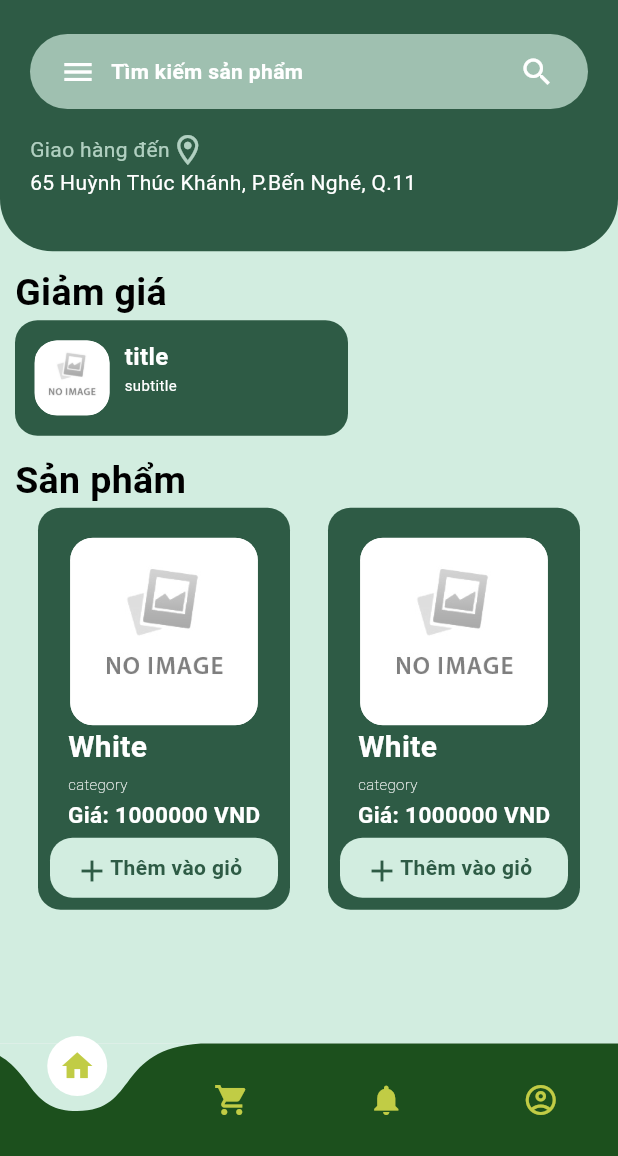
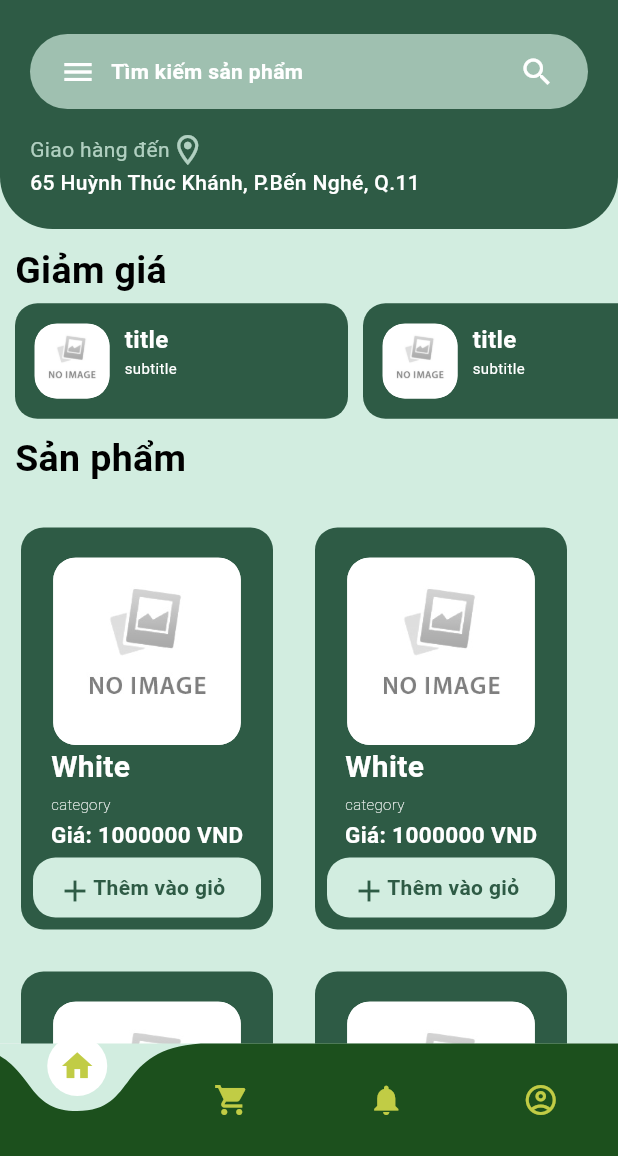
Before and after one commit to WuanNguyen/App_TMDT, a Flutter app: the ForgotPassword screen opened directly, after a tap on "Xác nhận", on a phone screen of 412 x 824 dp, the part 80-1236 px from its top. Run offline on Flutter 3.47's test engine with Material 3 defaults, Android fonts, the phone set to English and light mode, and no system bars; drawn by our look-alikes of curved_navigation_bar.

Commit message:
Home Page(100%, no events)

```diff
--- a/lib/main.dart
+++ b/lib/main.dart
@@ -2,7 +2,7 @@ import 'package:doan_tmdt/model/bottom_appar.dart';
 import 'package:doan_tmdt/model/product.dart';
 import 'package:doan_tmdt/model/sale_product.dart';
 import 'package:doan_tmdt/model/sale_product_list.dart';
-import 'package:doan_tmdt/screen/forgot_password.dart';
+import 'package:doan_tmdt/screen/forgot_password_page.dart';
 import 'package:doan_tmdt/screen/home_page.dart';
 import 'package:doan_tmdt/screen/login_page.dart';
 import 'package:flutter/material.dart';
--- a/lib/model/bottom_appar.dart
+++ b/lib/model/bottom_appar.dart
@@ -35,8 +35,8 @@ class _MyBottomNavigatorState extends State<MyBottomNavigator> {
         color: const Color.fromARGB(255, 28, 80, 29),
         buttonBackgroundColor: Colors.white,
         backgroundColor: const Color(0xFFD2EDE0),
-        animationDuration: const Duration(seconds: 1),
-        animationCurve: Curves.bounceOut,
+        animationDuration: const Duration(milliseconds: 500),
+        animationCurve: Curves.decelerate,
 
         items: const <Widget>[
           Icon(Icons.home,color: Color.fromARGB(255, 193, 204, 69),),
--- a/lib/model/product.dart
+++ b/lib/model/product.dart
@@ -18,6 +18,7 @@ class Product extends StatelessWidget {
       child: Container(
         width: 168,
         height: 268,
+        margin: EdgeInsets.fromLTRB(14, 28, 14, 0),
         decoration: ShapeDecoration(
           color: Color.fromRGBO(46, 91, 69, 1),
           shape: RoundedRectangleBorder(
@@ -74,9 +75,10 @@ class Product extends StatelessWidget {
                 child: Row(
                   children: [
                     Icon(Icons.add,color: Color.fromRGBO(46, 91, 69, 1)),
-                    Text("Thêm vào giỏ",style: TextStyle(color: Color.fromRGBO(46, 91, 69, 1),fontWeight: FontWeight.bold),)
+                    Text("Thêm vào giỏ",style: TextStyle(color: Color.fromRGBO(46, 91, 69, 1),fontWeight: FontWeight.bold),),
                   ],
                 ),
+
               )
             ),
 
--- /dev/null
+++ b/lib/model/product_list.dart
@@ -0,0 +1,40 @@
+import 'package:doan_tmdt/model/product.dart';
+import 'package:flutter/material.dart';
+
+class ProductList extends StatefulWidget {
+  const ProductList({super.key});
+
+  @override
+  State<ProductList> createState() => _ProductListState();
+}
+
+class _ProductListState extends State<ProductList> {
+  List pro = List.filled(10, 'assets/img/no_image.jpg',growable: true);
+  @override
+  Widget build(BuildContext context) {
+    return Container(
+      width: MediaQuery.of(context).size.width,
+      height: 300 * (pro.length / 2).ceil().toDouble(),
+      child: ListView.builder(
+        physics: NeverScrollableScrollPhysics(),
+        itemCount: (pro.length / 2).ceil(),
+        itemBuilder: (context,index){
+          if(pro.length% 2 != 0 && index == ((pro.length / 2).ceil()) - 1){
+            return Row(
+              children: [Product(img: pro[index*2])
+              ],);
+          }
+          else{
+            return Row(
+              children: [
+                Product(img:pro[index*2]),
+                Product(img:pro[index*2+1])
+              ],
+            );
+          }
+        }
+
+      )
+    );
+  }
+}
--- a/lib/model/sale_product.dart
+++ b/lib/model/sale_product.dart
@@ -9,8 +9,10 @@ class SaleProduct extends StatelessWidget {
   @override
   Widget build(BuildContext context) {
     return GestureDetector(
+      onTap: (){
       //todo: chức năng nút
-      onTap: (){},
+
+      },
       //* thông tin sale
       child: Container(
         height: 77,
--- a/lib/model/sale_product_list.dart
+++ b/lib/model/sale_product_list.dart
@@ -12,17 +12,20 @@ class _SaleProductListState extends State<SaleProductList> {
   List<String> imgList = List.filled(5, 'assets/img/user.png',growable: true);
   @override
   Widget build(BuildContext context) {
-    return ListView.builder(
+    return Container(
+      height: 84,
+      width: MediaQuery.of(context).size.width - 10,
+      child: ListView.builder(
       scrollDirection: Axis.horizontal,
       itemCount: imgList.length,
       itemBuilder: (context,index){
         return Row(
           children: [
-            Padding(padding: EdgeInsets.fromLTRB(15, 0, 0, 0)),
             SaleProduct(img: imgList[index]),
           ],
         );
       }
-    );
+      ) ,
+    ) ;
   }
 }//!load list sale item
--- /dev/null
+++ b/lib/model/search_bar.dart
@@ -0,0 +1,37 @@
+import 'package:flutter/material.dart';
+
+class Search_Bar extends StatelessWidget {
+  const Search_Bar({super.key});
+
+  @override
+  Widget build(BuildContext context) {
+    return GestureDetector(
+      onTap: (){
+        //todo: chuyển qua trang tìm kiếm
+
+      },
+      child: Container(
+        height: 50,
+        margin: const EdgeInsets.fromLTRB(20, 20, 20, 0),
+        padding: const EdgeInsets.fromLTRB(20, 0, 20, 0),
+        decoration: ShapeDecoration(
+          color: const Color.fromRGBO(210, 237, 224, 0.69),
+          shape: RoundedRectangleBorder(
+            borderRadius: BorderRadius.circular(50)
+          )
+          ),
+        child:Row(
+          children: [
+            const Icon(Icons.menu,color: Colors.white,),
+            Container(
+              width: MediaQuery.of(context).size.width - 150,
+              margin: const EdgeInsets.fromLTRB(10, 0, 10, 0),
+              child: const Text("Tìm kiếm sản phẩm",style: TextStyle(color: Colors.white,fontWeight: FontWeight.bold),),
+            ),
+            const Icon(Icons.search,color: Colors.white)
+          ],
+        )
+      ),
+    );
+  }
+}
--- a/lib/screen/forgot_password.dart
+++ b/lib/screen/forgot_password_page.dart
@@ -14,9 +14,9 @@ class ForgotPassword extends StatefulWidget {
 }
 
 class _ForgotPasswordState extends State<ForgotPassword> {
-  final TextEditingController username =  TextEditingController();
+  final TextEditingController email =  TextEditingController();
   final TextEditingController otp = TextEditingController();
-  String TBUsername = "";
+  String TBEmail = "";
   String TBOTP = "Gửi mã";
   bool isOTPSender = false;
   @override
@@ -39,7 +39,7 @@ class _ForgotPasswordState extends State<ForgotPassword> {
               Container(
                 child: Image.asset("assets/img/small_logo.png",height: 150,width: MediaQuery.of(context).size.width,),
               ),
-              const Text("Đăng Nhập",style: TextStyle(fontSize: 35,color: Color.fromRGBO(210, 237, 224, 1),fontWeight: FontWeight.w500),),
+              const Text("Quên mật khẩu",style: TextStyle(fontSize: 35,color: Color.fromRGBO(210, 237, 224, 1),fontWeight: FontWeight.w500),),
 
               // * Vùng nhập liệu (Username + otp)
               const Padding(padding: EdgeInsets.all(20)),
@@ -55,13 +55,13 @@ class _ForgotPasswordState extends State<ForgotPassword> {
                       child: Column(
                         children: [
                           TextField(
-                            controller: username,
-                            decoration: const InputDecoration(label: Text("Tài khoản",style:TextStyle(fontWeight: FontWeight.w500))),
+                            controller: email,
+                            decoration: const InputDecoration(label: Text("Email",style:TextStyle(fontWeight: FontWeight.w500))),
                           ),
                           Row(
                             children: [
                               const Padding(padding: EdgeInsets.fromLTRB(5, 0, 0, 0)),
-                              Text(TBUsername,style: const TextStyle(color: Colors.red),)
+                              Text(TBEmail,style: const TextStyle(color: Colors.red),)
                             ],
                           ),
                         ],
@@ -88,12 +88,12 @@ class _ForgotPasswordState extends State<ForgotPassword> {
                         GestureDetector(
                           onTap: (){
                             setState(() {
-                              if(username.text.isEmpty){
-                                TBUsername = "Vui lòng nhập tài khoản";
+                              if(email.text.isEmpty){
+                                TBEmail = "Vui lòng nhập Email";
                               }
                               else{
                                 isOTPSender = true;
-                                TBUsername ="";
+                                TBEmail ="";
                               }
                               if(isOTPSender){
                                 Timer.periodic(const Duration(seconds: 59),(timer){
--- a/lib/screen/home_page.dart
+++ b/lib/screen/home_page.dart
@@ -1,5 +1,8 @@
 import 'package:doan_tmdt/model/product.dart';
+import 'package:doan_tmdt/model/product_list.dart';
 import 'package:doan_tmdt/model/sale_product.dart';
+import 'package:doan_tmdt/model/sale_product_list.dart';
+import 'package:doan_tmdt/model/search_bar.dart';
 import 'package:flutter/material.dart';
 
 class HomeScreen extends StatefulWidget {
@@ -26,11 +29,12 @@ class _HomeScreenState extends State<HomeScreen> {
       ),
       body: Container(
         color: const Color.fromRGBO(210, 237, 224, 1),
+        child: SingleChildScrollView(
           child: Column(
             mainAxisSize: MainAxisSize.max,
             children: [
               Container(
-              height: MediaQuery.of(context).size.height/5,
+                height: 150,
                 decoration: const BoxDecoration(
                   color: Color.fromRGBO(46, 91, 69, 1),
                   borderRadius: BorderRadius.only(
@@ -41,33 +45,7 @@ class _HomeScreenState extends State<HomeScreen> {
                 child: Column(
                   mainAxisSize: MainAxisSize.max,
                   children:[
-                  GestureDetector(
-                    onTap: (){
-                      //todo: chuyển qua trang tìm kiếm
-                    },
-                    child: Container(
-                      height: 50,
-                      margin: const EdgeInsets.fromLTRB(20, 20, 20, 0),
-                      padding: const EdgeInsets.fromLTRB(20, 0, 20, 0),
-                      decoration: ShapeDecoration(
-                        color: const Color.fromRGBO(210, 237, 224, 0.69),
-                        shape: RoundedRectangleBorder(
-                          borderRadius: BorderRadius.circular(50)
-                        )
-                        ),
-                      child:Row(
-                        children: [
-                          const Icon(Icons.menu,color: Colors.white,),
-                          Container(
-                            width: MediaQuery.of(context).size.width - 150,
-                            margin: const EdgeInsets.fromLTRB(10, 0, 10, 0),
-                            child: const Text("Tìm kiếm sản phẩm",style: TextStyle(color: Colors.white,fontWeight: FontWeight.bold),),
-                          ),
-                          const Icon(Icons.search,color: Colors.white)
-                        ],
-                      )
-                    ),
-                  ),
+                    Search_Bar(),
                     //? chuyển thành model Location
                     Container(
                       margin: const EdgeInsets.fromLTRB(20, 15, 0, 0),
@@ -84,7 +62,7 @@ class _HomeScreenState extends State<HomeScreen> {
                           Row(
                             mainAxisSize: MainAxisSize.max,
                             children: [
-                            Text(diachi,style: const TextStyle(color: Colors.white,fontWeight: FontWeight.w400),),
+                              Text(diachi,style: const TextStyle(color: Colors.white,fontWeight: FontWeight.w500),),
                             ],
                           ),
                         ],
@@ -98,43 +76,39 @@ class _HomeScreenState extends State<HomeScreen> {
                 width: MediaQuery.of(context).size.width,
                 height: 120,
                 margin: const EdgeInsets.fromLTRB(10 , 10, 0, 5),
-              child:Column(
+                child: const Column(
                   children: [
-                  const Row(
+                    Row(
                       children: [
                         Text("Giảm giá",style: TextStyle(fontSize: 25,color: Colors.black,fontWeight: FontWeight.bold),)
                       ],
                     ),
                     Row(
                       children: [
-                      SaleProduct()
+                        SaleProductList()
                       ],
                     ),
                   ],
                 ),
               ),
               //* danh sach san pham
-            Container(
-              margin: const EdgeInsets.all(0),
-              child: Column(
+              const Column(
                 crossAxisAlignment: CrossAxisAlignment.start,
                   children: [
-                  const Row(
+                  Row(
                     children: [
                       Padding(padding: EdgeInsets.fromLTRB(10, 0, 0, 0)),
                       Text("Sản phẩm",style: TextStyle(fontSize: 25,color: Colors.black,fontWeight: FontWeight.bold),),
                   ],),
                   Row(
-                    mainAxisAlignment: MainAxisAlignment.spaceEvenly,
+                    mainAxisSize: MainAxisSize.max,
                     children: [
-                      Product(),
-                      Product()
+                      ProductList()
                   ],)
                 ],
               ),
-            )
-
             ],
+          ),
         ),
       ),
     );
```
Also changed, not shown: lib/screen/login_page.dart (+10 -10 lines), lib/screen/register_page.dart (+9 -9 lines). Lines whose indentation alone changed are shown as unchanged.
